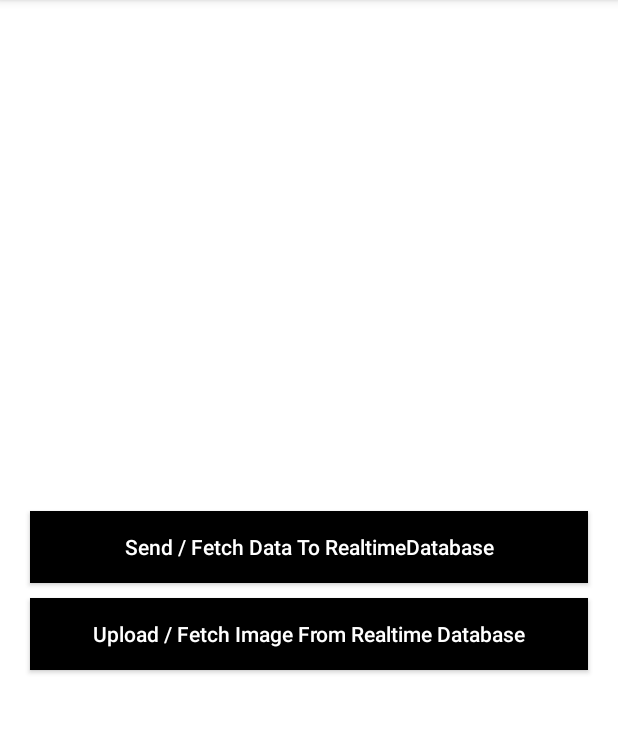
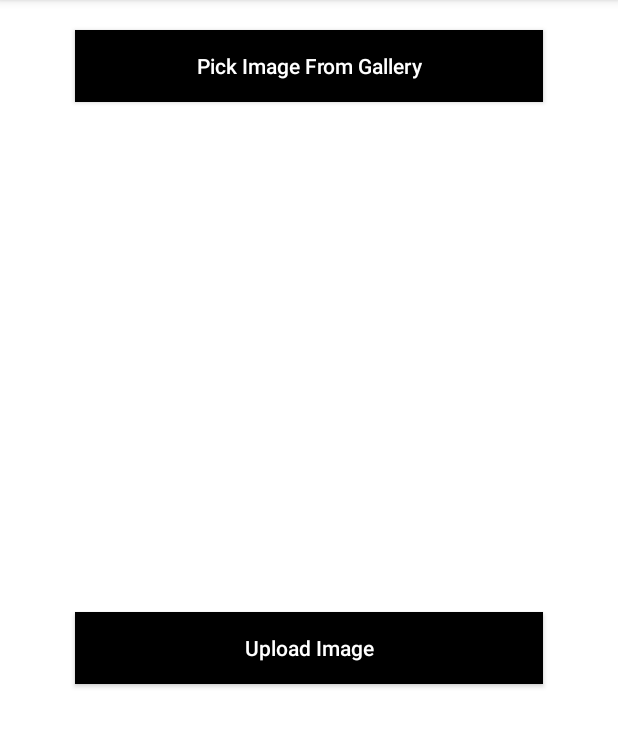
Before and after one commit to sadeeqrahman/FirebaseTutorial, an Android app: the screen it shows after launch once a user with an empty profile is signed in (WelcomeActivity before the commit, UploadImageActivity after it), after a tap on "Upload / Fetch Image From Realtime Datab", on a phone screen of 412 x 824 dp, the part 84-831 px from its top. Run offline under Robolectric (Android 15) with nearby library versions, the phone set to English and light mode, and no system bars; our stand-ins replace Firebase (no records; nobody signed in at launch, a user with empty details on screens opened directly).

Commit message:
First Commit

```diff
--- a/app/src/main/java/com/encoders/siginsignupusingfirebase/MainActivity.kt
+++ b/app/src/main/java/com/encoders/siginsignupusingfirebase/MainActivity.kt
@@ -4,6 +4,7 @@ import android.content.Intent
 import androidx.appcompat.app.AppCompatActivity
 import android.os.Bundle
 import androidx.appcompat.widget.AppCompatButton
+import com.encoders.siginsignupusingfirebase.UI.WelcomeActivity
 import com.google.firebase.auth.ktx.auth
 import com.google.firebase.ktx.Firebase
 
@@ -17,7 +18,7 @@ class MainActivity : AppCompatActivity() {
         if (user != null) {
             user?.let {
                 // Name, email address, and profile photo Url
-                startActivity(Intent(this,WelcomeActivity::class.java))
+                startActivity(Intent(this, WelcomeActivity::class.java))
                 finish()
             }
 
--- a/app/src/main/java/com/encoders/siginsignupusingfirebase/SignInActivity.kt
+++ b/app/src/main/java/com/encoders/siginsignupusingfirebase/SignInActivity.kt
@@ -3,12 +3,12 @@ package com.encoders.siginsignupusingfirebase
 import android.content.Intent
 import androidx.appcompat.app.AppCompatActivity
 import android.os.Bundle
-import android.util.Log
 import android.view.View
 import android.widget.EditText
 import android.widget.ProgressBar
 import android.widget.Toast
 import androidx.appcompat.widget.AppCompatButton
+import com.encoders.siginsignupusingfirebase.UI.WelcomeActivity
 import com.google.firebase.auth.FirebaseAuth
 import com.google.firebase.auth.ktx.auth
 import com.google.firebase.ktx.Firebase
@@ -46,7 +46,7 @@ class SignInActivity : AppCompatActivity() {  private lateinit var auth: Firebas
                     // Sign in success, update UI with the signed-in user's information
                     progress_circular.visibility = View.GONE
                     val user = auth.currentUser
-                    startActivity(Intent(this,WelcomeActivity::class.java))
+                    startActivity(Intent(this, WelcomeActivity::class.java))
                     finish()
 
                 }else{
--- a/app/src/main/java/com/encoders/siginsignupusingfirebase/SignUpActivity.kt
+++ b/app/src/main/java/com/encoders/siginsignupusingfirebase/SignUpActivity.kt
@@ -8,6 +8,7 @@ import android.view.View
 import android.widget.EditText
 import android.widget.ProgressBar
 import androidx.appcompat.widget.AppCompatButton
+import com.encoders.siginsignupusingfirebase.UI.WelcomeActivity
 import com.google.firebase.auth.FirebaseAuth
 import com.google.firebase.auth.ktx.auth
 import com.google.firebase.ktx.Firebase
@@ -43,7 +44,7 @@ class SignUpActivity : AppCompatActivity() {
                 if (task.isSuccessful) {
                     val user = auth.currentUser
                     progress_circular.visibility = View.GONE
-                    startActivity(Intent(this,WelcomeActivity::class.java))
+                    startActivity(Intent(this, WelcomeActivity::class.java))
                     finish()
                 } else {
 
--- /dev/null
+++ b/app/src/main/java/com/encoders/siginsignupusingfirebase/UI/WelcomeActivity.kt
@@ -0,0 +1,48 @@
+package com.encoders.siginsignupusingfirebase.UI
+
+import android.content.Intent
+import androidx.appcompat.app.AppCompatActivity
+import android.os.Bundle
+import androidx.appcompat.widget.AppCompatButton
+import com.encoders.siginsignupusingfirebase.MainActivity
+import com.encoders.siginsignupusingfirebase.R
+import com.google.firebase.auth.FirebaseAuth
+
+class WelcomeActivity : AppCompatActivity() {
+    private lateinit var logout: AppCompatButton
+    private lateinit var fetch_send_data: AppCompatButton
+    private lateinit var upload_image: AppCompatButton
+
+    override fun onBackPressed() {
+        super.onBackPressed()
+        finishAffinity()
+    }
+
+    override fun onCreate(savedInstanceState: Bundle?) {
+        super.onCreate(savedInstanceState)
+        setContentView(R.layout.activity_welcome)
+
+
+        logout = findViewById(R.id.logout)
+        fetch_send_data = findViewById(R.id.fetch_send_data)
+        upload_image = findViewById(R.id.upload_image)
+
+        logout.setOnClickListener {
+            FirebaseAuth.getInstance().signOut()
+            startActivity(Intent(this, MainActivity::class.java))
+        }
+
+        fetch_send_data.setOnClickListener {
+
+            startActivity(Intent(this, SendRetrieveDataActivity::class.java))
+        }
+        upload_image.setOnClickListener {
+
+            startActivity(Intent(this, UploadImageActivity::class.java))
+        }
+
+
+    }
+
+
+}
--- a/app/src/main/java/com/encoders/siginsignupusingfirebase/WelcomeActivity.kt
+++ /dev/null
@@ -1,45 +0,0 @@
-package com.encoders.siginsignupusingfirebase
-
-import android.content.Intent
-import androidx.appcompat.app.AppCompatActivity
-import android.os.Bundle
-import android.util.Log
-import android.view.View
-import android.widget.EditText
-import android.widget.ProgressBar
-import android.widget.Toast
-import androidx.appcompat.widget.AppCompatButton
-import androidx.recyclerview.widget.LinearLayoutManager
-import androidx.recyclerview.widget.RecyclerView
-import com.encoders.siginsignupusingfirebase.Adapter.UsersListAdapter
-import com.encoders.siginsignupusingfirebase.Adapter.onUserlickListner
-import com.google.firebase.auth.FirebaseAuth
-import com.google.firebase.database.*
-import com.google.firebase.ktx.Firebase
-import java.text.SimpleDateFormat
-import java.util.*
-
-class WelcomeActivity : AppCompatActivity()  {
-     private lateinit var logout: AppCompatButton
-
-    override fun onBackPressed() {
-        super.onBackPressed()
-        finishAffinity()
-    }
-
-    override fun onCreate(savedInstanceState: Bundle?) {
-        super.onCreate(savedInstanceState)
-        setContentView(R.layout.activity_welcome)
-
-
-        logout = findViewById(R.id.logout)
-        logout.setOnClickListener {
-            FirebaseAuth.getInstance().signOut()
-            startActivity(Intent(this,MainActivity::class.java))
-        }
-
-
-    }
-
-
-}
--- a/app/src/main/res/layout/activity_send_retrieve_data.xml
+++ b/app/src/main/res/layout/activity_send_retrieve_data.xml
@@ -6,7 +6,7 @@
         xmlns:app="http://schemas.android.com/apk/res-auto"
         android:layout_width="match_parent"
         android:layout_height="match_parent"
-        tools:context=".WelcomeActivity">
+        tools:context=".UI.WelcomeActivity">
 
 
     <EditText
--- /dev/null
+++ b/app/src/main/res/layout/activity_upload_image.xml
@@ -0,0 +1,47 @@
+<?xml version="1.0" encoding="utf-8"?>
+<LinearLayout
+        android:orientation="vertical"
+        xmlns:android="http://schemas.android.com/apk/res/android"
+        xmlns:tools="http://schemas.android.com/tools"
+        xmlns:app="http://schemas.android.com/apk/res-auto"
+        android:layout_width="match_parent"
+        android:layout_height="match_parent"
+        tools:context=".MainActivity">
+
+
+    <androidx.appcompat.widget.AppCompatButton
+            android:id="@+id/pick_from_gallery"
+            android:textAllCaps="false"
+            android:background="@color/black"
+            android:textColor="@color/white"
+            android:layout_marginTop="20dp"
+            android:layout_marginLeft="50dp"
+            android:layout_marginRight="50dp"
+            android:layout_width="match_parent"
+            android:layout_height="wrap_content"
+            android:text="Pick Image From Gallery"/>
+
+    <ImageView
+            android:id="@+id/gallery_image"
+            android:layout_width="match_parent"
+            android:layout_marginTop="20dp"
+            android:scaleType="centerCrop"
+            android:layout_marginRight="20dp"
+            android:layout_marginLeft="20dp"
+            android:layout_height="300dp"
+    />
+
+    <androidx.appcompat.widget.AppCompatButton
+            android:id="@+id/upload_image"
+            android:textAllCaps="false"
+            android:background="@color/black"
+            android:textColor="@color/white"
+            android:layout_marginTop="20dp"
+            android:layout_marginLeft="50dp"
+            android:layout_marginRight="50dp"
+            android:layout_width="match_parent"
+            android:layout_height="wrap_content"
+            android:text="Upload Image"/>
+
+
+</LinearLayout>
--- a/settings.gradle
+++ b/settings.gradle
@@ -6,5 +6,5 @@ dependencyResolutionManagement {
         jcenter() // Warning: this repository is going to shut down soon
     }
 }
-rootProject.name = "FirebaseRealTimeDatabaseInKotlin"
+rootProject.name = "FirebaseTutorial"
 include ':app'
```
Also changed, not shown: app/src/main/AndroidManifest.xml (+8 -3 lines), app/src/main/java/com/encoders/siginsignupusingfirebase/UI/SendRetrieveDataActivity.kt (renamed from app/src/main/java/com/encoders/siginsignupusingfirebase/SendRetrieveDataActivity.kt, +4 -7 lines), app/src/main/java/com/encoders/siginsignupusingfirebase/UI/UploadImageActivity.kt (added, +143 -0 lines), app/src/main/res/layout/activity_welcome.xml (+16 -3 lines).
